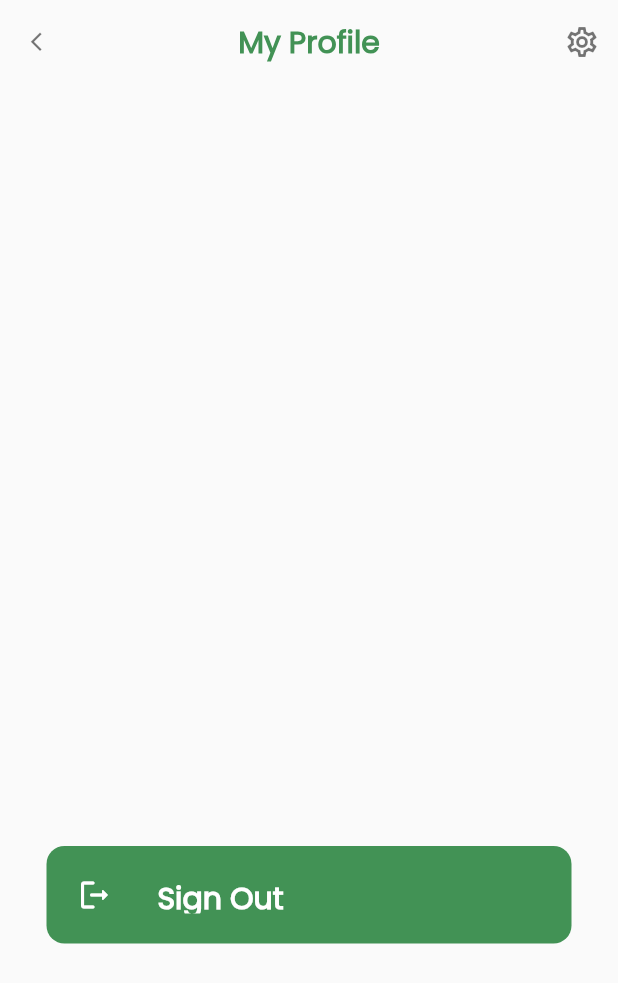
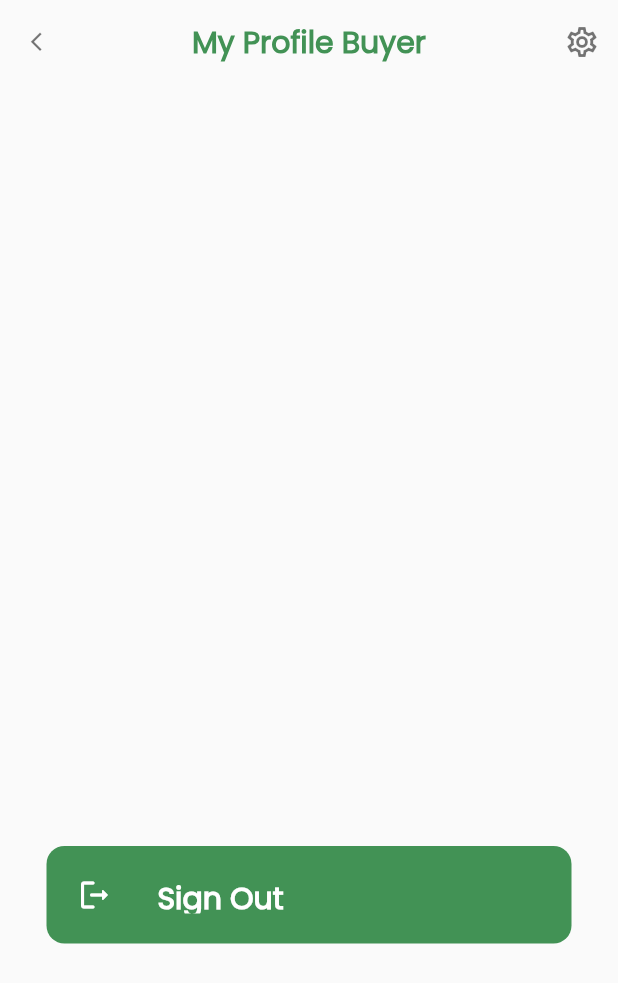
Before and after one commit to gailmaac/Croptivate, a Flutter app: the UserProfile screen opened directly, on a phone screen of 412 x 824 dp. Shown: the top 983 px of the screen. Run offline on Flutter 3.47's test engine with Material 2 defaults, Android fonts, the phone set to English and light mode, and no system bars; our stand-ins replace bloc, carousel_slider, cloud_firestore, equatable, firebase_auth, firebase_core and 7 more; missing offline and left inert: dart:ffi; accounts and stored records are empty.

Commit message:
Update user_profile.dart

```diff
--- a/croptivate_app/lib/screens/buyers/user_profile.dart
+++ b/croptivate_app/lib/screens/buyers/user_profile.dart
@@ -249,7 +249,7 @@ final FirebaseAuth _auth = FirebaseAuth.instance;
       appBar: AppBar(
         backgroundColor: Colors.transparent,
         elevation: 0,
-        title: Text("My Profile",
+        title: Text("My Profile Buyer",
         style: TextStyle(
             fontFamily: 'Poppins',
             color: cGreen,
```
